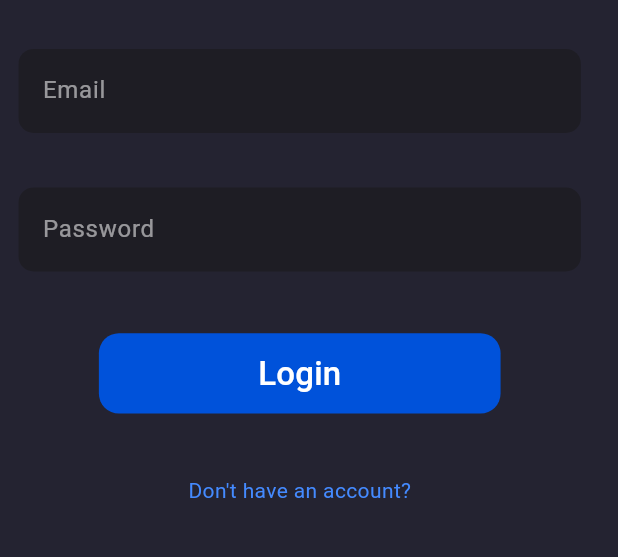
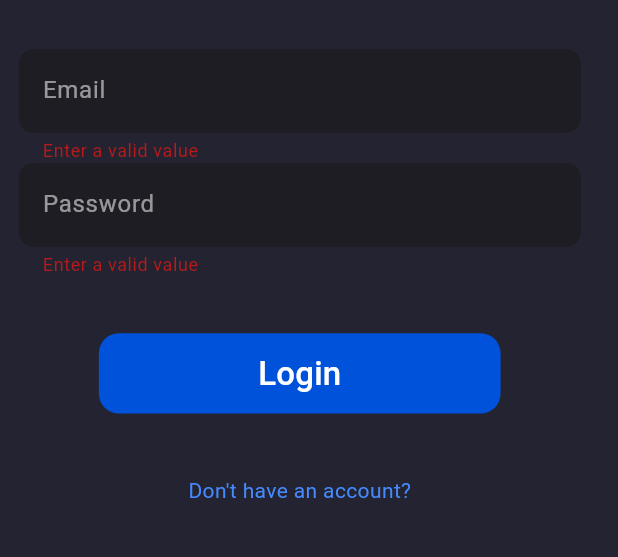
Before and after one commit to DinhChuong2909/Chatify, a Flutter app: the screen it shows after launch, after a tap on "Login", on a phone screen of 412 x 824 dp, the part 415-972 px from its top. Run offline on Flutter 3.47's test engine with Material 3 defaults, Android fonts, the phone set to English and light mode, and no system bars; our stand-ins replace cloud_firestore, file_picker, firebase_auth, firebase_core, firebase_storage, get_it; accounts and stored records are empty.

Commit message:
Firebase Login Authentication

```diff
--- a/lib/Widgets/custom_input_fields.dart
+++ b/lib/Widgets/custom_input_fields.dart
@@ -6,7 +6,8 @@ class CustomTextFormField extends StatelessWidget {
   final String hintText;
   final bool obscureText;
 
-  CustomTextFormField({
+  const CustomTextFormField({
+    super.key,
     required this.onSaved,
     required this.regEx,
     required this.hintText,
@@ -15,7 +16,6 @@ class CustomTextFormField extends StatelessWidget {
 
   @override
   Widget build(BuildContext context) {
-    // TODO: implement build
     return TextFormField(
       onSaved: (value) => onSaved(value!),
       cursorColor: Colors.white,
--- a/lib/Widgets/rounded_button.dart
+++ b/lib/Widgets/rounded_button.dart
@@ -7,6 +7,7 @@ class RoundedButton extends StatelessWidget {
   final Function onPressed;
 
   const RoundedButton({
+    super.key,
     required this.name,
     required this.height,
     required this.width,
@@ -20,9 +21,9 @@ class RoundedButton extends StatelessWidget {
       width: width,
       decoration: BoxDecoration(
           borderRadius: BorderRadius.circular(height * 0.25),
-          color: Color.fromRGBO(0, 82, 218, 1.0)),
+          color: const Color.fromRGBO(0, 82, 218, 1.0)),
       child: TextButton(
-        onPressed: () {},
+        onPressed: () => onPressed(),
         child: Text(
           name,
           style: const TextStyle(
--- a/lib/main.dart
+++ b/lib/main.dart
@@ -2,27 +2,29 @@
 import 'package:flutter/material.dart';
 import 'package:firebase_core/firebase_core.dart';
 import 'firebase_options.dart';
-import 'package:firebase_analytics/firebase_analytics.dart';
+import 'package:provider/provider.dart';
 
 // Services
 import './services/navigation_service.dart';
 
+// Providers
+import './providers/authentication_provider.dart';
+
 // Pages
 import './pages/splash_page.dart';
 import './pages/login_page.dart';
+import './pages/home_page.dart';
 
 void main() async {
-  WidgetsFlutterBinding.ensureInitialized();
-  await Firebase.initializeApp(
-    options: DefaultFirebaseOptions.currentPlatform,
-  );
   runApp(
     SplashPage(
       key: UniqueKey(),
       onInitializationComplete: () {
+        Future.delayed(const Duration(seconds: 2), () {
         runApp(
           const MainApp(),
         );
+      });
       },
     ),
   );
@@ -33,7 +35,14 @@ class MainApp extends StatelessWidget {
 
   @override
   Widget build(BuildContext context) {
-    return MaterialApp(
+    return MultiProvider(
+      providers: [
+        ChangeNotifierProvider<AuthenticationProvider>(
+            create: (BuildContext context) {
+          return AuthenticationProvider();
+        })
+      ],
+      child: MaterialApp(
         title: 'Chatify',
         theme: ThemeData(
           scaffoldBackgroundColor: const Color.fromRGBO(36, 35, 49, 1.0),
@@ -49,7 +58,9 @@ class MainApp extends StatelessWidget {
         initialRoute: '/login',
         routes: {
           '/login': (BuildContext context) => const LoginPage(),
+          '/home' : (BuildContext context) => HomePage(),
         },
+      ),
     );
   }
 }
--- /dev/null
+++ b/lib/models/chat_user.dart
@@ -0,0 +1,43 @@
+class ChatUser {
+  final String uid;
+  final String name;
+  final String email;
+  final String imgURL;
+  late DateTime lastActive;
+
+  ChatUser({
+    required this.uid,
+    required this.name,
+    required this.email,
+    required this.imgURL,
+    required this.lastActive,
+  });
+
+  factory ChatUser.fromJSON(Map<String, dynamic> json) {
+    return ChatUser(
+      // json["name"] must have the same name in firebase because request json from firebase return the exact name from firebase
+      uid: json["uid"],
+      name: json["name"],
+      email: json["email"],
+      imgURL: json["image"],
+      lastActive: json["last_active"].toDate(),
+    );
+  }
+
+  Map<String, dynamic> toMap() {
+    return {
+      "email": email,
+      "name": name,
+      "imgURL": imgURL,
+      "last_active": lastActive,
+    };
+  }
+
+  String lastDayActive() {
+    return "${lastActive.month}/${lastActive.day}/${lastActive.year}";
+  }
+
+  bool wasRecentlyActive() {
+    return DateTime.now().difference(lastActive).inHours < 2;
+  }
+}
--- a/lib/pages/login_page.dart
+++ b/lib/pages/login_page.dart
@@ -1,8 +1,16 @@
 import 'package:flutter/material.dart';
+import 'package:provider/provider.dart';
+import 'package:get_it/get_it.dart';
 
 // Widgets
 import '../widgets/custom_input_fields.dart';
 import '../widgets/rounded_button.dart';
+
+// Providers
+import '../providers/authentication_provider.dart';
+
+// Services
+import '../services/navigation_service.dart';
 
 class LoginPage extends StatefulWidget {
   const LoginPage({super.key});
@@ -14,15 +22,23 @@ class LoginPage extends StatefulWidget {
 }
 
 class _LoginPageState extends State<LoginPage> {
-  late double _deviceHeight;
-  late double _deviceWidth;
+  late double deviceHeight;
+  late double deviceWidth;
 
-  final _loginFormKey = GlobalKey<FormState>();
+  late AuthenticationProvider auth;
+  late NavigationService navigation;
+
+  final loginFormKey = GlobalKey<FormState>();
+
+  String? email;
+  String? pwd;
 
   @override
   Widget build(BuildContext context) {
-    _deviceHeight = MediaQuery.of(context).size.height;
-    _deviceWidth = MediaQuery.of(context).size.width;
+    deviceHeight = MediaQuery.of(context).size.height;
+    deviceWidth = MediaQuery.of(context).size.width;
+    auth = Provider.of<AuthenticationProvider>(context);
+    navigation = GetIt.instance.get<NavigationService>();
     return _buildUI();
   }
 
@@ -30,9 +46,9 @@ class _LoginPageState extends State<LoginPage> {
     return Scaffold(
       body: Container(
         padding: EdgeInsets.symmetric(
-            horizontal: _deviceWidth * 0.03, vertical: _deviceHeight * 0.02),
-        height: _deviceHeight * 0.98,
-        width: _deviceWidth * 0.97,
+            horizontal: deviceWidth * 0.03, vertical: deviceHeight * 0.02),
+        height: deviceHeight * 0.98,
+        width: deviceWidth * 0.97,
         child: Column(
           mainAxisSize: MainAxisSize.max,
           mainAxisAlignment: MainAxisAlignment.center,
@@ -40,15 +56,15 @@ class _LoginPageState extends State<LoginPage> {
           children: [
             _pageTitle(),
             SizedBox(
-              height: _deviceHeight * 0.04,
+              height: deviceHeight * 0.04,
             ),
             _loginForm(),
             SizedBox(
-              height: _deviceHeight * 0.05,
+              height: deviceHeight * 0.05,
             ),
             _loginButton(),
             SizedBox(
-              height: _deviceHeight * 0.05,
+              height: deviceHeight * 0.05,
             ),
             _registerAccountLink(),
           ],
@@ -59,7 +75,7 @@ class _LoginPageState extends State<LoginPage> {
 
   Widget _pageTitle() {
     return Container(
-      height: _deviceHeight * 0.1,
+      height: deviceHeight * 0.1,
       child: const Text(
         'Chatify',
         style: TextStyle(
@@ -70,23 +86,31 @@ class _LoginPageState extends State<LoginPage> {
 
   Widget _loginForm() {
     return Container(
-      height: _deviceHeight * 0.18,
+      height: deviceHeight * 0.18,
       child: Form(
-          key: _loginFormKey,
+          key: loginFormKey,
           child: Column(
             mainAxisSize: MainAxisSize.max,
             mainAxisAlignment: MainAxisAlignment.spaceBetween,
             crossAxisAlignment: CrossAxisAlignment.center,
             children: [
               CustomTextFormField(
-                  onSaved: (value) {},
+                  onSaved: (value) {
+                    setState(() {
+                      email = value;
+                    });
+                  },
                   regEx:
                       r"^[a-zA-Z0-9.a-zA-Z0-9.!#$%&'*+-/=?^_`{|}~]+@[a-zA-Z0-9]+\.[a-zA-Z]+",
                   hintText: "Email",
                   obscureText: false),
               CustomTextFormField(
-                  onSaved: (value) {},
-                  regEx: r".{8,}",
+                  onSaved: (value) {
+                    setState(() {
+                      pwd = value;
+                    });
+                  },
+                  regEx: r".{6,}",
                   hintText: "Password",
                   obscureText: true)
             ],
@@ -97,9 +121,14 @@ class _LoginPageState extends State<LoginPage> {
   Widget _loginButton() {
     return RoundedButton(
         name: "Login",
-        height: _deviceHeight * 0.065,
-        width: _deviceWidth * 0.65,
-        onPressed: () {});
+        height: deviceHeight * 0.065,
+        width: deviceWidth * 0.65,
+        onPressed: () {
+          if (loginFormKey.currentState!.validate()) {
+            loginFormKey.currentState!.save();
+            auth.loginUsingEmailAndPassword(email!, pwd!);
+          }
+        });
   }
 
   Widget _registerAccountLink() {
--- a/lib/pages/splash_page.dart
+++ b/lib/pages/splash_page.dart
@@ -3,6 +3,7 @@ import 'package:flutter/material.dart';
 // Packages
 import 'package:firebase_core/firebase_core.dart';
 import 'package:get_it/get_it.dart';
+import '../firebase_options.dart';
 
 // Services
 import '../services/navigation_service.dart';
@@ -20,7 +21,6 @@ class SplashPage extends StatefulWidget {
 
   @override
   State<StatefulWidget> createState() {
-    // TODO: implement createState
     return _SplashPageState();
   }
 }
@@ -28,7 +28,6 @@ class SplashPage extends StatefulWidget {
 class _SplashPageState extends State<SplashPage> {
   @override
   void initState() {
-    // TODO: implement initState
     super.initState();
     Future.delayed(const Duration(seconds: 1)).then(
       (_) {
@@ -41,7 +40,6 @@ class _SplashPageState extends State<SplashPage> {
 
   @override
   Widget build(BuildContext context) {
-    // TODO: implement build
     return MaterialApp(
       title: 'Chatify',
       theme: ThemeData(
@@ -70,7 +68,9 @@ class _SplashPageState extends State<SplashPage> {
 
   Future<void> _setup() async {
     WidgetsFlutterBinding.ensureInitialized();
-    await Firebase.initializeApp();
+    await Firebase.initializeApp(
+      options: DefaultFirebaseOptions.currentPlatform,
+    );
     _registerServices();
   }
 
--- /dev/null
+++ b/lib/providers/authentication_provider.dart
@@ -0,0 +1,54 @@
+import 'package:flutter/material.dart';
+import 'package:firebase_auth/firebase_auth.dart';
+import 'package:get_it/get_it.dart';
+
+// Services
+import '../models/chat_user.dart';
+import '../services/database_service.dart';
+import '../services/navigation_service.dart';
+
+class AuthenticationProvider extends ChangeNotifier {
+  late final FirebaseAuth auth;
+  late final NavigationService navigationService;
+  late final DatabaseService databaseService;
+
+  late ChatUser user;
+
+  AuthenticationProvider() {
+    auth = FirebaseAuth.instance;
+    navigationService = GetIt.instance.get<NavigationService>();
+    databaseService = GetIt.instance.get<DatabaseService>();
+
+    auth.authStateChanges().listen((_user) {
+      if (_user != null) {
+        databaseService.updateUserLastSeenTime(_user.uid);
+        databaseService.getUser(_user.uid).then((snapshot) {
+          Map<String, dynamic> userData =
+              snapshot.data()! as Map<String, dynamic>;
+          user = ChatUser.fromJSON(
+            {
+              "uid": _user.uid,
+              "name": userData["name"],
+              "email": userData["email"],
+              "last_active": userData["last_active"],
+              "image": userData["image"],
+            },
+          );
+          navigationService.removeAndNavigateToRoute('/home');
+        });
+      } else {
+        navigationService.removeAndNavigateToRoute('/login');
+      }
+    });
+  }
+
+  Future<void> loginUsingEmailAndPassword(String email, String pwd) async {
+    try {
+      await auth.signInWithEmailAndPassword(email: email, password: pwd);
+    } on FirebaseAuthException {
+      print("Error loggin user into Firebase");
+    } catch (e) {
+      print(e);
+    }
+  }
+}
--- a/lib/services/media_service.dart
+++ b/lib/services/media_service.dart
@@ -4,10 +4,10 @@ class MediaService {
   MediaService() {}
 
   Future<PlatformFile?> pickImageFromLibrary() async {
-    FilePickerResult? _result =
+    FilePickerResult? result =
         await FilePicker.platform.pickFiles(type: FileType.image);
-    if (_result != null) {
-      return _result.files[0];
+    if (result != null) {
+      return result.files[0];
     }
     return null;
   }
--- a/lib/services/navigation_service.dart
+++ b/lib/services/navigation_service.dart
@@ -2,21 +2,21 @@ import 'package:flutter/material.dart';
 
 class NavigationService {
   static GlobalKey<NavigatorState> navigatorKey =
-      new GlobalKey<NavigatorState>();
+      GlobalKey<NavigatorState>();
 
-  void removeAndNavigateToRoute(String _route) {
-    navigatorKey.currentState?.popAndPushNamed(_route);
+  void removeAndNavigateToRoute(String route) {
+    navigatorKey.currentState?.popAndPushNamed(route);
   }
 
-  void navigateToRoute(String _route) {
-    navigatorKey.currentState?.pushNamed(_route);
+  void navigateToRoute(String route) {
+    navigatorKey.currentState?.pushNamed(route);
   }
 
-  void navigateToPage(Widget _page) {
+  void navigateToPage(Widget page) {
     navigatorKey.currentState?.push(
       MaterialPageRoute(
-        builder: (BuildContext _context) {
-          return _page;
+        builder: (BuildContext context) {
+          return page;
         },
       ),
     );
```
Also changed, not shown: lib/pages/home_page.dart (added, +20 -0 lines), lib/services/database_service.dart (+17 -1 lines), lib/firebase_options.dart, 3 other files. Lines whose indentation alone changed are shown as unchanged.
